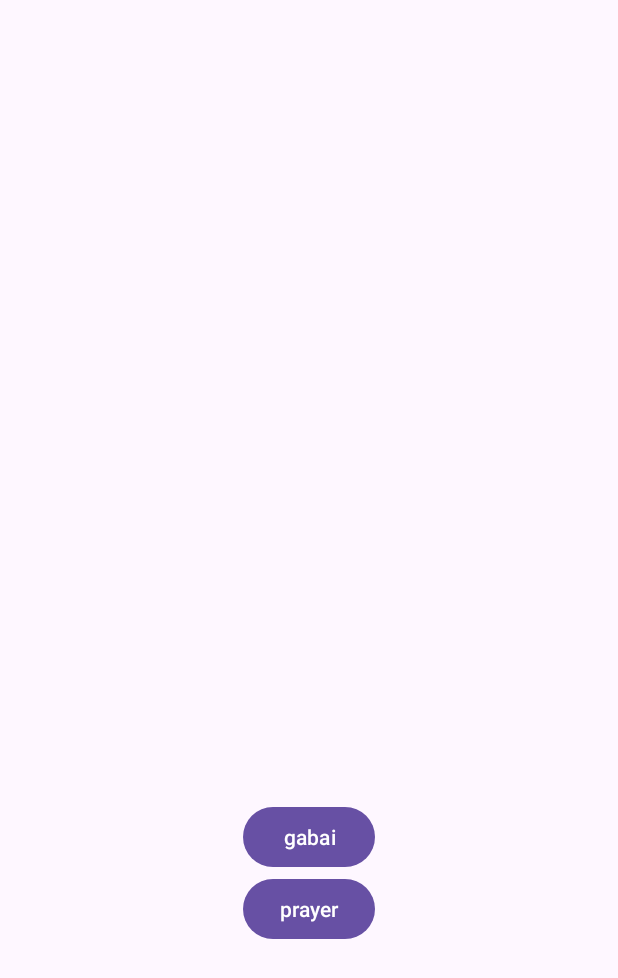
After one commit to eytan1998/Minyan, an Android app: the AskGabaiActivity screen opened directly, with no data from a screen before it, on a phone screen of 412 x 824 dp. The commit adds this screen. Shown: the top 978 px of the screen. Run offline under Robolectric (Android 15) with nearby library versions, the phone set to English and light mode, and no system bars.

Commit message:
can login as gabai, and gabai get the option. and change the database from realtime to firestore

```diff
--- a/app/build.gradle.kts
+++ b/app/build.gradle.kts
@@ -37,6 +37,7 @@ dependencies {
     implementation("androidx.constraintlayout:constraintlayout:2.1.4")
     implementation("com.google.firebase:firebase-database:20.3.0")
     implementation("com.google.firebase:firebase-auth:22.3.1")
+    implementation("com.google.firebase:firebase-firestore:24.10.1")
 
     testImplementation("junit:junit:4.13.2")
     androidTestImplementation("androidx.test.ext:junit:1.1.5")
--- /dev/null
+++ b/app/src/main/java/com/example/minyan/Activity/AskGabaiActivity.java
@@ -0,0 +1,31 @@
+package com.example.minyan.Activity;
+
+import androidx.appcompat.app.AppCompatActivity;
+
+import android.content.Intent;
+import android.os.Bundle;
+import android.view.View;
+import android.widget.Button;
+
+import com.example.minyan.R;
+
+public class AskGabaiActivity extends AppCompatActivity {
+
+    @Override
+    protected void onCreate(Bundle savedInstanceState) {
+        super.onCreate(savedInstanceState);
+        setContentView(R.layout.activity_ask_gabai);
+
+        Button buttonAskGabaiPrayer = findViewById(R.id.buttonAskGabaiPrayer);
+        Button buttonAskGabaiGabai = findViewById(R.id.buttonAskGabaiGabai);
+
+        buttonAskGabaiGabai.setOnClickListener(v -> {
+            Intent intent = new Intent(AskGabaiActivity.this, GabaiMainActivity.class);
+            startActivity(intent);
+        });
+        buttonAskGabaiPrayer.setOnClickListener(v -> {
+            Intent intent = new Intent(AskGabaiActivity.this, PrayerMainActivity.class);
+            startActivity(intent);
+        });
+    }
+}
--- /dev/null
+++ b/app/src/main/res/layout/activity_ask_gabai.xml
@@ -0,0 +1,28 @@
+<?xml version="1.0" encoding="utf-8"?>
+<androidx.constraintlayout.widget.ConstraintLayout xmlns:android="http://schemas.android.com/apk/res/android"
+    xmlns:app="http://schemas.android.com/apk/res-auto"
+    xmlns:tools="http://schemas.android.com/tools"
+    android:layout_width="match_parent"
+    android:layout_height="match_parent"
+    tools:context=".Activity.AskGabaiActivity">
+
+    <Button
+        android:id="@+id/buttonAskGabaiPrayer"
+        android:layout_width="wrap_content"
+        android:layout_height="wrap_content"
+        android:text="prayer"
+        app:layout_constraintBottom_toBottomOf="parent"
+        app:layout_constraintEnd_toEndOf="parent"
+        app:layout_constraintStart_toStartOf="parent"
+        app:layout_constraintTop_toTopOf="parent"
+        app:layout_constraintVertical_bias="0.75" />
+
+    <Button
+        android:id="@+id/buttonAskGabaiGabai"
+        android:layout_width="wrap_content"
+        android:layout_height="wrap_content"
+        android:text="gabai"
+        app:layout_constraintBottom_toTopOf="@+id/buttonAskGabaiPrayer"
+        app:layout_constraintEnd_toEndOf="parent"
+        app:layout_constraintStart_toStartOf="parent" />
+</androidx.constraintlayout.widget.ConstraintLayout>
```
Also changed, not shown: app/src/main/AndroidManifest.xml (+9 -6 lines), app/src/main/java/com/example/minyan/Activity/GabaiMainActivity.java (added, +16 -0 lines), app/src/main/java/com/example/minyan/Activity/LoginActivity.java (+34 -8 lines), app/src/main/java/com/example/minyan/Activity/MainActivity.java (deleted, +0 -53 lines), app/src/main/java/com/example/minyan/Activity/PrayerMainActivity.java (added, +42 -0 lines), app/src/main/java/com/example/minyan/Activity/SignUpActivity.java (+34 -23 lines), app/src/main/java/com/example/minyan/Objects/Gabai.java (+65 -4 lines), app/src/main/java/com/example/minyan/Objects/Prayer.java (+31 -21 lines), app/src/main/res/layout/activity_gabai_main.xml (added, +9 -0 lines), app/src/main/res/layout/activity_prayer_main.xml (renamed from app/src/main/res/layout/activity_main.xml, +9 -1 lines).
